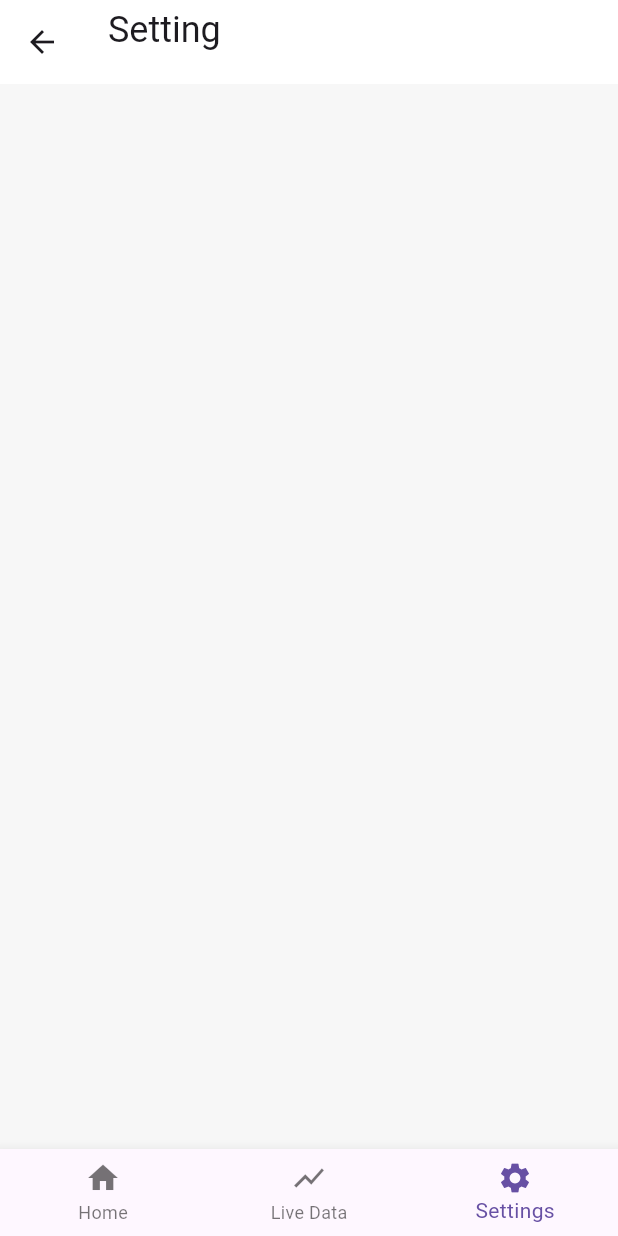
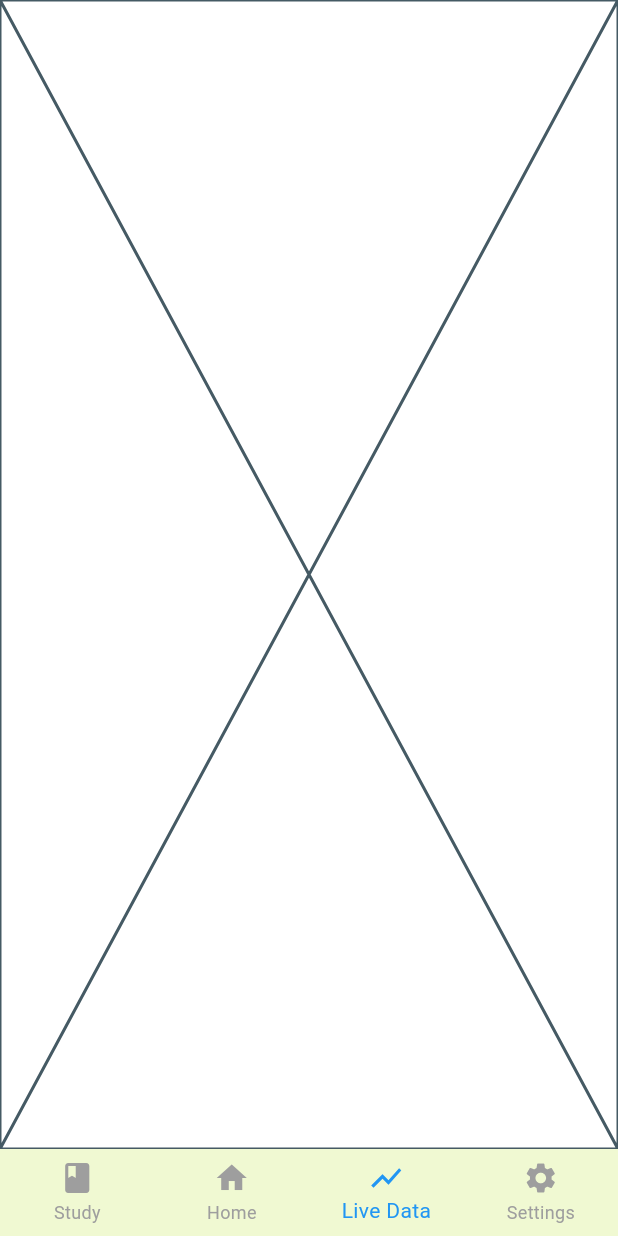
Before and after one commit to Bilal17809/pocket_prep_exam, a Flutter app: the screen it shows after launch, item 3 of the bottom bar chosen, on a phone screen of 412 x 824 dp. Run offline on Flutter 3.47's test engine with Material 3 defaults, Android fonts, the phone set to English and light mode, and no system bars; our stand-ins replace get, lottie.

Commit message:
Date 09/04/2025

```diff
--- a/lib/core/dependency_inject/dependency_inject.dart
+++ b/lib/core/dependency_inject/dependency_inject.dart
@@ -1,5 +1,6 @@
 import 'package:get/get.dart';
 import 'package:pocket_prep_exam/pages/dashboard/control/dashboard_controller.dart';
+import 'package:pocket_prep_exam/pages/study/controller/study_controller.dart';
 import '/pages/questions/control/questions_controller.dart';
 import '/pages/setting/control/setting_controller.dart';
 import '/pages/splash/control/splash_controller.dart';
@@ -11,7 +12,7 @@ class DependencyInject{
 
     // initialize this first
     Get.lazyPut<ExamService>(() => ExamService(), fenix: true);
-
+    Get.lazyPut<StudyController>(() => StudyController(),fenix: true);
     Get.lazyPut<SplashController>(() => SplashController(),fenix: true);
     Get.lazyPut<DashboardController>(() => DashboardController(),fenix: true);
     Get.lazyPut<ExamAndSubjectController>(() => ExamAndSubjectController(examServices:ExamService()),fenix: true);
--- a/lib/core/theme/app_colors.dart
+++ b/lib/core/theme/app_colors.dart
@@ -13,6 +13,7 @@ const Color kWhiteFA = Color(0xFFFAFAFA);
 const Color kWhiteEF = Color(0xFFEFEFEF);
 const Color kWhite01 = Color(0x1AFFFFFF);
 
+const Color backgroundColor = Color(0xffF0F9D2);
 
 
 //Categories card colors
--- a/lib/data/models/exams_and_subject.dart
+++ b/lib/data/models/exams_and_subject.dart
@@ -11,7 +11,6 @@ class Subject{
     );
   }
 }
-
 
 class Exam {
   final int examId;
--- a/lib/pages/dashboard/view/dashboard_view.dart
+++ b/lib/pages/dashboard/view/dashboard_view.dart
@@ -1,5 +1,7 @@
 import 'package:flutter/material.dart';
 import 'package:get/get.dart';
+import 'package:pocket_prep_exam/core/theme/app_colors.dart';
+import 'package:pocket_prep_exam/pages/study/view/study_view.dart';
 import '/pages/dashboard/control/dashboard_controller.dart';
 import '/pages/home/view/home_view.dart';
 import '/pages/live_data/live_data_view/live_data_view.dart';
@@ -13,6 +15,7 @@ class DashboardView extends StatelessWidget {
     final controller= Get.find<DashboardController>();
 
     final List<Widget> screens=[
+      StudyView(),
       ExamAndSubjectScreen(),
       LiveDataView(),
       SettingView()
@@ -20,11 +23,19 @@ class DashboardView extends StatelessWidget {
 
     return Obx((){
       return Scaffold(
+        backgroundColor: Colors.transparent,
         body:screens[controller.setIndex.value],
         bottomNavigationBar: BottomNavigationBar(
+          backgroundColor: backgroundColor,
+          elevation: 0,
+          selectedItemColor: Colors.blue,
+          unselectedItemColor: Colors.grey,
+          type: BottomNavigationBarType.fixed,
+          showUnselectedLabels: true,
           currentIndex: controller.setIndex.value,
           onTap: controller.trackIndex,
-          items: const [
+          items:  [
+            BottomNavigationBarItem(icon: Icon(Icons.book),label: "Study",),
             BottomNavigationBarItem(icon: Icon(Icons.home), label: "Home"),
             BottomNavigationBarItem(icon: Icon(Icons.show_chart), label: "Live Data"),
             BottomNavigationBarItem(icon: Icon(Icons.settings), label: "Settings"),
--- a/pubspec.yaml
+++ b/pubspec.yaml
@@ -19,7 +19,7 @@ publish_to: 'none' # Remove this line if you wish to publish to pub.dev
 version: 1.0.0+1
 
 environment:
-  sdk: ^3.8.0
+  sdk: ^3.7.2
 
 # Dependencies specify other packages that your package needs in order to work.
 # To automatically upgrade your package dependencies to the latest versions
@@ -63,7 +63,9 @@ flutter:
   # To add assets to your application, add an assets section, like this:
   assets:
     - assets/
-  #   - images/a_dot_ham.jpeg
+    - images/
+    - images/_2x/
+    - images/_3x/
 
   # An image asset can refer to one or more resolution-specific "variants", see
   # https://flutter.dev/to/resolution-aware-images
```
Also changed, not shown: lib/core/theme/app_theme.dart (+11 -0 lines), pubspec.lock.
